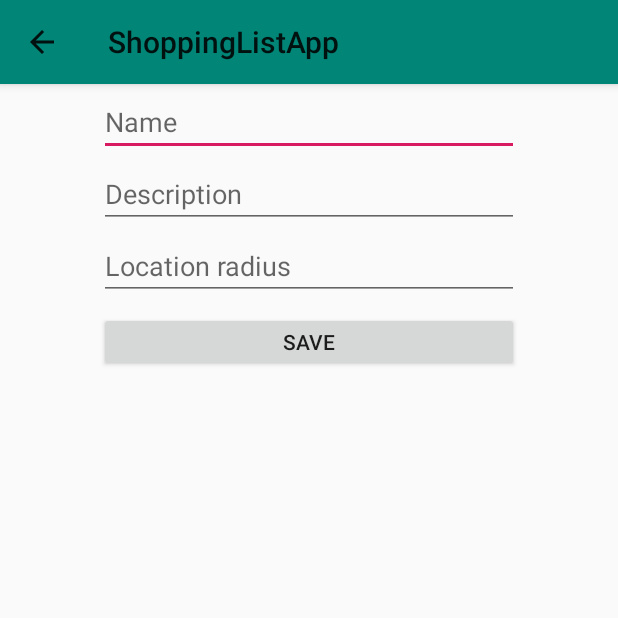
After one commit to c0deful/shoppin-list-app, an Android app: the AddShopActivity screen opened directly, with no data from a screen before it, on a phone screen of 412 x 824 dp, the top half of it. The commit adds this screen. Run offline under Robolectric (Android 15) with nearby library versions, the phone set to English and light mode, and no system bars; our stand-ins replace Firebase (no records; nobody signed in at launch, a user with empty details on screens opened directly).

Commit message:
implement activity for adding new shops

```diff
--- a/shopping-list/app/build.gradle
+++ b/shopping-list/app/build.gradle
@@ -23,6 +23,7 @@ dependencies {
     implementation 'com.android.support:appcompat-v7:28.0.0'
     implementation 'com.android.support.constraint:constraint-layout:1.1.3'
     implementation 'com.android.support:design:28.0.0'
+    implementation "com.google.android.gms:play-services-location:16.0.0"
     implementation 'com.firebaseui:firebase-ui-auth:4.2.1'
     implementation 'com.firebaseui:firebase-ui-database:4.2.1'
     testImplementation 'junit:junit:4.12'
--- a/shopping-list/app/src/main/java/pl/dplewa/shoppinglistapp/activity/AuthenticationActivity.java
+++ b/shopping-list/app/src/main/java/pl/dplewa/shoppinglistapp/activity/AuthenticationActivity.java
@@ -12,6 +12,7 @@ import java.util.Collections;
 import java.util.List;
 
 import pl.dplewa.shoppinglistapp.R;
+import pl.dplewa.shoppinglistapp.activity.product.ProductListActivity;
 
 /**
  * @author Dominik Plewa
--- a/shopping-list/app/src/main/java/pl/dplewa/shoppinglistapp/activity/ThemedActivity.java
+++ b/shopping-list/app/src/main/java/pl/dplewa/shoppinglistapp/activity/ThemedActivity.java
@@ -8,7 +8,7 @@ import android.support.v7.app.AppCompatDelegate;
 /**
  * @author Dominik Plewa
  */
-abstract class ThemedActivity extends AppCompatActivity {
+public abstract class ThemedActivity extends AppCompatActivity {
 
     protected static final String THEME_OPTION = "theme";
     protected static final String THEME_DARK = "dark";
--- a/shopping-list/app/src/main/java/pl/dplewa/shoppinglistapp/activity/AbstractProductFormActivity.java
+++ b/shopping-list/app/src/main/java/pl/dplewa/shoppinglistapp/activity/product/AbstractProductFormActivity.java
@@ -1,4 +1,4 @@
-package pl.dplewa.shoppinglistapp.activity;
+package pl.dplewa.shoppinglistapp.activity.product;
 
 import android.os.Bundle;
 import android.view.View;
@@ -6,6 +6,7 @@ import android.widget.EditText;
 import android.widget.Toast;
 
 import pl.dplewa.shoppinglistapp.R;
+import pl.dplewa.shoppinglistapp.activity.ThemedActivity;
 import pl.dplewa.shoppinglistapp.data.ProductDatabase;
 
 /**
--- a/shopping-list/app/src/main/java/pl/dplewa/shoppinglistapp/activity/AddProductActivity.java
+++ b/shopping-list/app/src/main/java/pl/dplewa/shoppinglistapp/activity/product/AddProductActivity.java
@@ -1,4 +1,4 @@
-package pl.dplewa.shoppinglistapp.activity;
+package pl.dplewa.shoppinglistapp.activity.product;
 
 import android.content.Intent;
 import android.view.View;
--- a/shopping-list/app/src/main/java/pl/dplewa/shoppinglistapp/activity/EditProductActivity.java
+++ b/shopping-list/app/src/main/java/pl/dplewa/shoppinglistapp/activity/product/EditProductActivity.java
@@ -1,4 +1,4 @@
-package pl.dplewa.shoppinglistapp.activity;
+package pl.dplewa.shoppinglistapp.activity.product;
 
 import android.os.Bundle;
 import android.util.Log;
--- a/shopping-list/app/src/main/java/pl/dplewa/shoppinglistapp/activity/ProductListActivity.java
+++ b/shopping-list/app/src/main/java/pl/dplewa/shoppinglistapp/activity/product/ProductListActivity.java
@@ -1,4 +1,4 @@
-package pl.dplewa.shoppinglistapp.activity;
+package pl.dplewa.shoppinglistapp.activity.product;
 
 import android.app.Activity;
 import android.content.Intent;
@@ -12,6 +12,9 @@ import android.view.MenuItem;
 import android.view.View;
 
 import pl.dplewa.shoppinglistapp.R;
+import pl.dplewa.shoppinglistapp.activity.SettingsActivity;
+import pl.dplewa.shoppinglistapp.activity.shop.ShopListActivity;
+import pl.dplewa.shoppinglistapp.activity.ThemedActivity;
 import pl.dplewa.shoppinglistapp.view.ProductAdapter;
 
 /**
--- a/shopping-list/app/src/main/java/pl/dplewa/shoppinglistapp/view/ProductAdapter.java
+++ b/shopping-list/app/src/main/java/pl/dplewa/shoppinglistapp/view/ProductAdapter.java
@@ -23,7 +23,7 @@ import com.google.firebase.database.Query;
 import java.text.NumberFormat;
 
 import pl.dplewa.shoppinglistapp.R;
-import pl.dplewa.shoppinglistapp.activity.EditProductActivity;
+import pl.dplewa.shoppinglistapp.activity.product.EditProductActivity;
 import pl.dplewa.shoppinglistapp.data.ProductDatabase;
 import pl.dplewa.shoppinglistapp.data.Product;
 
--- a/shopping-list/app/src/main/res/layout/activity_product_list.xml
+++ b/shopping-list/app/src/main/res/layout/activity_product_list.xml
@@ -5,7 +5,7 @@
     xmlns:tools="http://schemas.android.com/tools"
     android:layout_width="match_parent"
     android:layout_height="match_parent"
-    tools:context=".activity.ProductListActivity">
+    tools:context=".activity.product.ProductListActivity">
 
     <android.support.design.widget.AppBarLayout
         android:layout_height="wrap_content"
--- /dev/null
+++ b/shopping-list/app/src/main/res/layout/activity_shop_form.xml
@@ -0,0 +1,68 @@
+<?xml version="1.0" encoding="utf-8"?>
+<android.support.constraint.ConstraintLayout xmlns:android="http://schemas.android.com/apk/res/android"
+    xmlns:app="http://schemas.android.com/apk/res-auto"
+    xmlns:tools="http://schemas.android.com/tools"
+    android:layout_width="match_parent"
+    android:layout_height="match_parent"
+    app:layout_behavior="@string/appbar_scrolling_view_behavior">
+
+    <EditText
+        android:id="@+id/shopFormName"
+        android:layout_width="280dp"
+        android:layout_height="40dp"
+        android:layout_marginStart="8dp"
+        android:layout_marginTop="8dp"
+        android:layout_marginEnd="8dp"
+        android:layout_marginBottom="240dp"
+        android:ems="10"
+        android:hint="Name"
+        android:importantForAutofill="no"
+        android:inputType="textAutoCorrect|textAutoComplete"
+        app:layout_constraintEnd_toEndOf="parent"
+        app:layout_constraintStart_toStartOf="parent"
+        app:layout_constraintTop_toTopOf="parent" />
+
+    <EditText
+        android:id="@+id/shopFormDescription"
+        android:layout_width="280dp"
+        android:layout_height="40dp"
+        android:layout_marginStart="8dp"
+        android:layout_marginTop="8dp"
+        android:layout_marginEnd="8dp"
+        android:ems="10"
+        android:hint="Description"
+        android:importantForAutofill="no"
+        android:inputType="textMultiLine"
+        app:layout_constraintEnd_toEndOf="parent"
+        app:layout_constraintStart_toStartOf="parent"
+        app:layout_constraintTop_toBottomOf="@+id/shopFormName" />
+
+    <EditText
+        android:id="@+id/shopFormRadius"
+        android:layout_width="280dp"
+        android:layout_height="40dp"
+        android:layout_marginStart="8dp"
+        android:layout_marginTop="8dp"
+        android:layout_marginEnd="8dp"
+        android:ems="10"
+        android:hint="Location radius"
+        android:importantForAutofill="no"
+        android:inputType="numberDecimal"
+        app:layout_constraintEnd_toEndOf="parent"
+        app:layout_constraintStart_toStartOf="parent"
+        app:layout_constraintTop_toBottomOf="@+id/shopFormDescription" />
+
+    <Button
+        android:id="@+id/button"
+        android:layout_width="280dp"
+        android:layout_height="40dp"
+        android:layout_marginStart="8dp"
+        android:layout_marginTop="8dp"
+        android:layout_marginEnd="8dp"
+        android:onClick="save"
+        android:text="Save"
+        app:layout_constraintEnd_toEndOf="parent"
+        app:layout_constraintStart_toStartOf="parent"
+        app:layout_constraintTop_toBottomOf="@+id/shopFormRadius" />
+
+</android.support.constraint.ConstraintLayout>
--- a/shopping-list/app/src/main/res/layout/content_product_list.xml
+++ b/shopping-list/app/src/main/res/layout/content_product_list.xml
@@ -7,7 +7,7 @@
     android:layout_height="match_parent"
     app:layout_behavior="@string/appbar_scrolling_view_behavior"
     tools:showIn="@layout/activity_product_list"
-    tools:context=".activity.ProductListActivity">
+    tools:context=".activity.product.ProductListActivity">
 
     <android.support.v7.widget.RecyclerView
         android:id="@+id/productListRecycler"
--- a/shopping-list/app/src/main/res/menu/menu_shopping_list.xml
+++ b/shopping-list/app/src/main/res/menu/menu_shopping_list.xml
@@ -1,7 +1,7 @@
 <menu xmlns:android="http://schemas.android.com/apk/res/android"
     xmlns:app="http://schemas.android.com/apk/res-auto"
     xmlns:tools="http://schemas.android.com/tools"
-    tools:context=".activity.ProductListActivity" >
+    tools:context=".activity.product.ProductListActivity" >
     <item android:id="@+id/action_settings"
         android:title="@string/action_settings"
         android:orderInCategory="100"
--- a/shopping-list/app/src/main/res/values/strings.xml
+++ b/shopping-list/app/src/main/res/values/strings.xml
@@ -12,4 +12,9 @@
     <string name="productFormCountValidateToast">Enter the count first</string>
     <string name="auth.button.signin">Sign in</string>
     <string name="action_shops">Shops</string>
+    <string name="shopFormNameValidateToast">Enter the shop name first</string>
+    <string name="shopFormDescriptionValidateToast">Enter the shop description first</string>
+    <string name="shopFormRadiusValidateToast">Enter the location radius first</string>
+    <string name="shopFormLocationPermissionRequired">Cannot save shop without location permissions</string>
+    <string name="shopFormEnableGps">Please enable GPS</string>
 </resources>
```
Also changed, not shown: shopping-list/app/src/main/AndroidManifest.xml (+20 -11 lines), shopping-list/app/src/main/java/pl/dplewa/shoppinglistapp/activity/shop/AddShopActivity.java (added, +123 -0 lines), shopping-list/app/src/main/java/pl/dplewa/shoppinglistapp/activity/shop/ShopListActivity.java (renamed from shopping-list/app/src/main/java/pl/dplewa/shoppinglistapp/activity/ShopListActivity.java, +13 -1 lines), shopping-list/app/src/main/java/pl/dplewa/shoppinglistapp/view/ShopAdapter.java (+0 -12 lines), shopping-list/app/src/main/res/layout/activity_shop_list.xml (+13 -1 lines).
